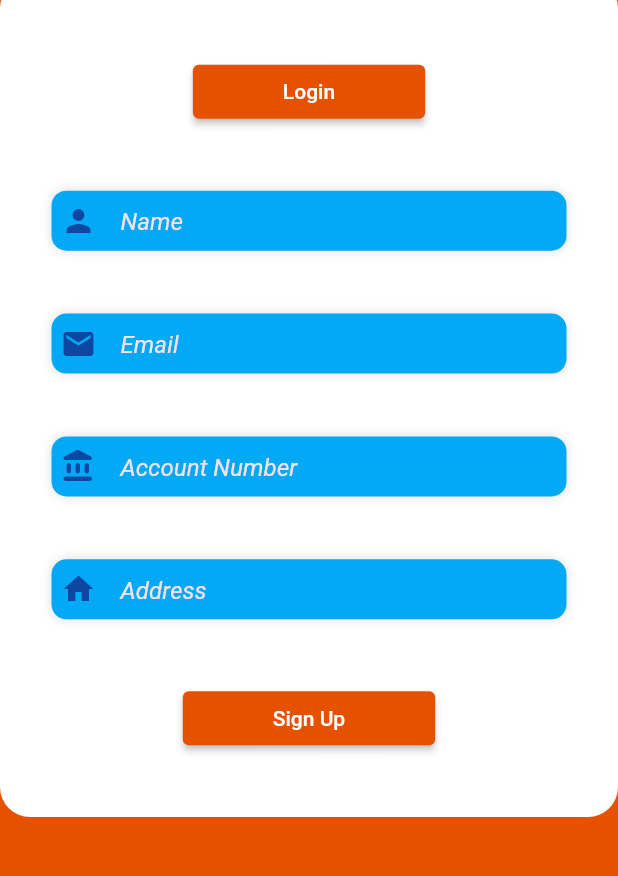
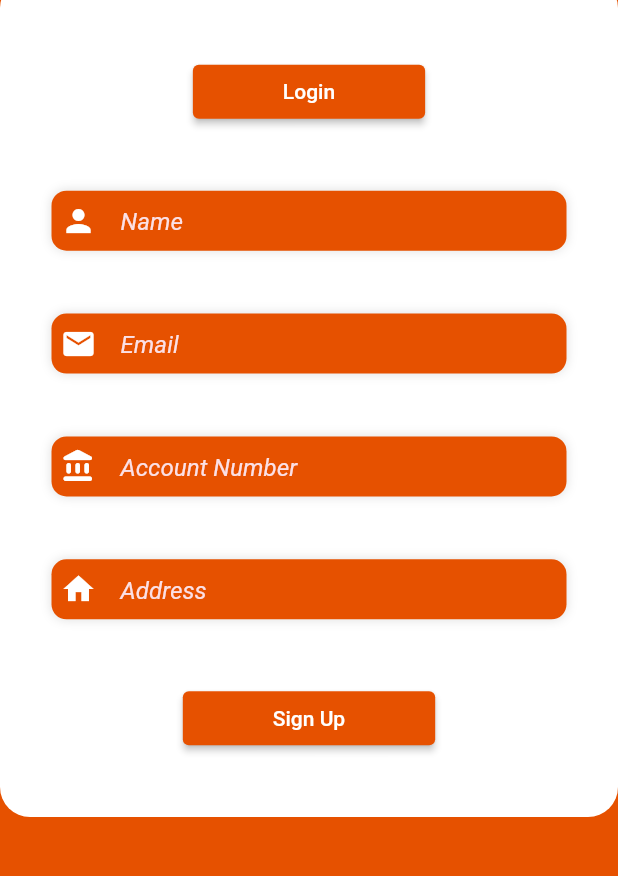
Before and after one commit to abymathewtkv/billPaymentApp, a Flutter app: the screen it shows after launch, on a phone screen of 412 x 824 dp, the part 187-1063 px from its top. Run offline on Flutter 3.47's test engine with Material 2 defaults, Android fonts, the phone set to English and light mode, and no system bars.

Commit message:
icon color is changed

```diff
--- a/lib/ScreenTwo/text_field_class.dart
+++ b/lib/ScreenTwo/text_field_class.dart
@@ -19,7 +19,7 @@ class TextFieldClass extends StatelessWidget {
           Radius.circular(10),
         ),
         boxShadow: [BoxShadow(color: Colors.black12, blurRadius: 5.0)],
-        color: Color(0xFF03A9F4),
+        color: Color(0xFFE65100),
       ),
       child: TextField(
           cursorColor: const Color(0xFFFBE0E6),
@@ -33,7 +33,7 @@ class TextFieldClass extends StatelessWidget {
                 color: Color(0xFFFBE0E6), fontStyle: FontStyle.italic),
             icon: Icon(
               icons,
-              color: const Color(0xFF0D47A1),
+              color:  Colors.white,
             ),
           )),
     );
```
